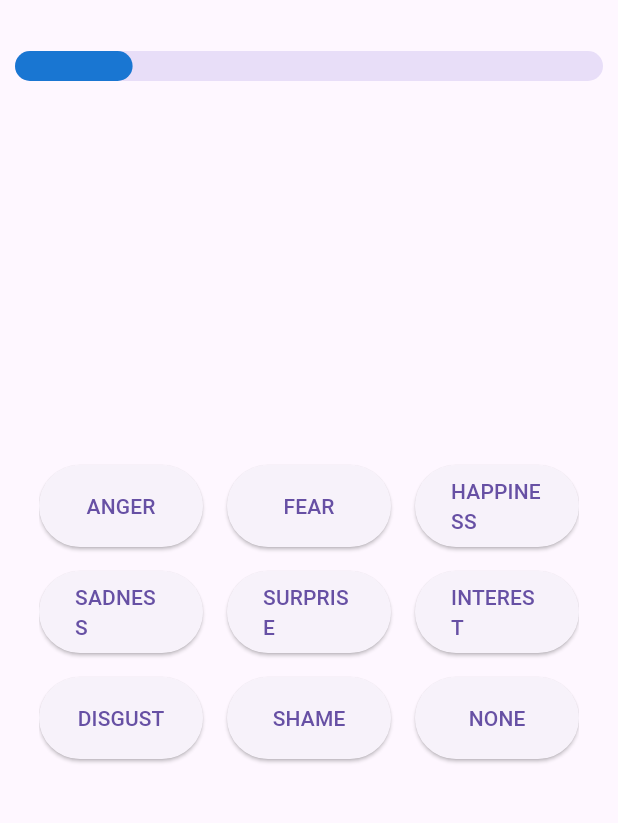
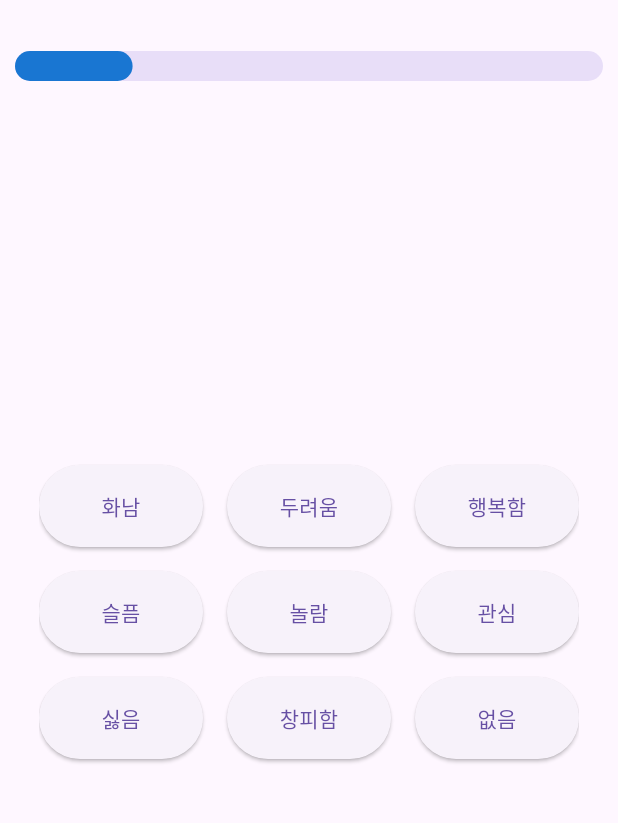
Before and after one commit to Canvas-Diary/Frontend, a Flutter app: the DiaryRoutes screen opened directly, on a phone screen of 412 x 824 dp, the part 63-886 px from its top. Run offline on Flutter 3.47's test engine with Material 3 defaults, Android fonts, the light colour scheme and no system bars; our stand-ins replace dio, table_calendar; network calls fail.

Commit message:
feat: 한글화

```diff
--- a/lib/screens/home/diary_flow/diary_1_emotion.dart
+++ b/lib/screens/home/diary_flow/diary_1_emotion.dart
@@ -2,20 +2,20 @@ import 'package:flutter/material.dart';
 import 'package:provider/provider.dart';
 import 'package:canvas_diary/models/diary_flow_model.dart';
 
-const List<String> emotions = [
-  "ANGER",
-  "FEAR",
-  "HAPPINESS",
-  "SADNESS",
-  "SURPRISE",
-  "INTEREST",
-  "DISGUST",
-  "SHAME",
-  "NONE",
-];
+const Map<String, String> emotions = {
+  "ANGER": "화남",
+  "FEAR": "두려움",
+  "HAPPINESS": "행복함",
+  "SADNESS": "슬픔",
+  "SURPRISE": "놀람",
+  "INTEREST": "관심",
+  "DISGUST": "싫음",
+  "SHAME": "창피함",
+  "NONE": "없음",
+};
 
 class EmotionSelectScreen extends StatelessWidget {
-  final VoidCallback  routeNextPage;
+  final VoidCallback routeNextPage;
   const EmotionSelectScreen({
     required this.routeNextPage,
     Key? key,
@@ -33,13 +33,13 @@ class EmotionSelectScreen extends StatelessWidget {
           crossAxisSpacing: 16.0,
           childAspectRatio: 2,
         ),
-        children: emotions.map((emotion) {
+        children: emotions.entries.map((entry) {
           return ElevatedButton(
             onPressed: () {
-              diaryData.updateDiaryEmotion(emotion);
+              diaryData.updateDiaryEmotion(entry.key);
               routeNextPage();
             },
-            child: Text(emotion),
+            child: Text(entry.value),
           );
         }).toList(),
       ),
--- a/lib/screens/home/diary_view/diary_screen.dart
+++ b/lib/screens/home/diary_view/diary_screen.dart
@@ -1,3 +1,4 @@
+import 'package:canvas_diary/screens/home/diary_flow/diary_1_emotion.dart';
 import 'package:canvas_diary/screens/home/home_screen.dart';
 import 'package:flutter/material.dart';
 import 'package:intl/intl.dart';
@@ -41,7 +42,7 @@ class DiaryScreen extends StatelessWidget {
                     );
                   }
                 }),
-                Text('Emotion : ${currentDiary.emotion}'),
+                Text('Emotion : ${emotions[currentDiary.emotion]}'),
                 Text('Content : ${currentDiary.content}'),
               ],
             ),
```
Also changed, not shown: lib/screens/home/diary_flow/diary_3_format.dart (+10 -9 lines), lib/screens/home/diary_flow/diary_4_painting.dart (+16 -16 lines).
